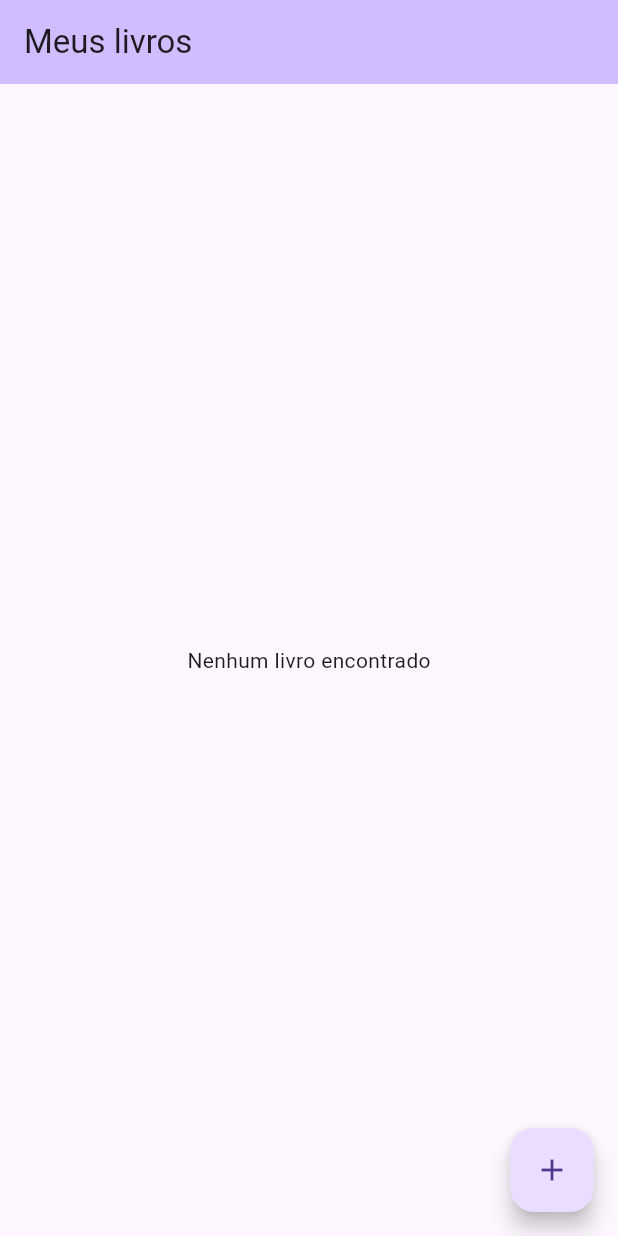
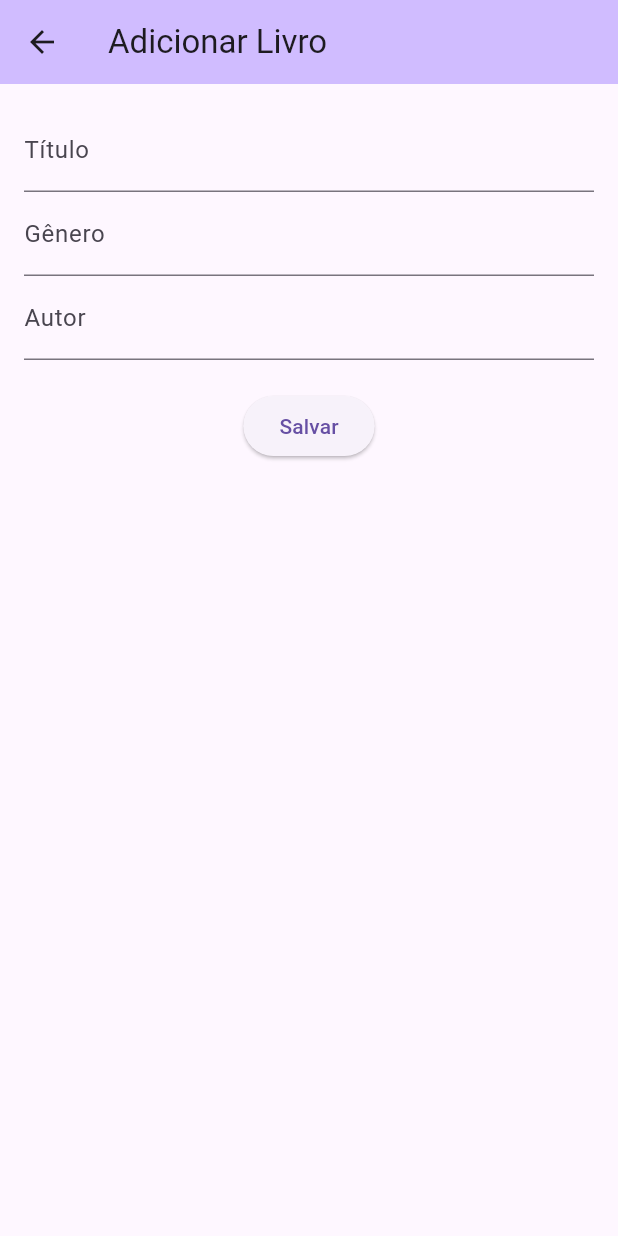
Before and after one commit to Lilianperim/ListBooks, a Flutter app: the screen it shows after launch, after a tap on the "add" icon, on a phone screen of 412 x 824 dp. Run offline on Flutter 3.47's test engine with Material 3 defaults, Android fonts, the phone set to English and light mode, and no system bars; our stand-ins replace sqflite; accounts and stored records are empty.

Commit message:
Tela de detalhes e formulário

```diff
--- a/lib/screens/books_list.dart
+++ b/lib/screens/books_list.dart
@@ -1,7 +1,7 @@
 import 'package:flutter/material.dart';
 import 'package:list_books/util/db_helper.dart';
-
 import '../models/book.dart';
+import 'form_details.dart';
 
 class BooksList extends StatefulWidget {
   @override
@@ -17,6 +17,10 @@ class BookListState extends State<BooksList> {
     return result.map((book) => Book.fromMap(book)).toList();
   }
 
+  Future<void> _refreshBooks() async {
+    setState(() {});
+  }
+
   @override
   Widget build(BuildContext context) {
     return Scaffold(
@@ -30,8 +34,7 @@ class BookListState extends State<BooksList> {
           if (snapshot.connectionState == ConnectionState.waiting) {
             return const Center(child: CircularProgressIndicator());
           } else if (snapshot.hasError) {
-            return Center(
-                child: Text('Erro ao carregar os livros: ${snapshot.error}'));
+            return Center(child: Text('Erro ao carregar os livros: ${snapshot.error}'));
           } else if (!snapshot.hasData || snapshot.data!.isEmpty) {
             return const Center(child: Text('Nenhum livro encontrado'));
           } else {
@@ -46,7 +49,20 @@ class BookListState extends State<BooksList> {
         },
       ),
       floatingActionButton: FloatingActionButton(
-        onPressed: () async {},
+        onPressed: () async {
+          bool? result = await Navigator.push(
+            context,
+            MaterialPageRoute(
+              builder: (context) => const BookFormOrDetailsScreen(
+                isDetails: false,
+                book: null,
+              ),
+            ),
+          );
+          if (result == true) {
+            _refreshBooks();
+          }
+        },
         tooltip: "Adicionar novo livro",
         child: const Icon(Icons.add),
       ),
@@ -79,7 +95,20 @@ class BookListState extends State<BooksList> {
           ],
         ),
         subtitle: Text(book.genre),
-        onTap: () async {},
+        onTap: () async {
+          bool? result = await Navigator.push(
+            context,
+            MaterialPageRoute(
+              builder: (context) => BookFormOrDetailsScreen(
+                isDetails: true,
+                book: book,
+              ),
+            ),
+          );
+          if (result == true) {
+            _refreshBooks();
+          }
+        },
       ),
     );
   }
--- /dev/null
+++ b/lib/screens/form_details.dart
@@ -0,0 +1,204 @@
+import 'package:flutter/material.dart';
+import '../models/book.dart';
+import '../util/db_helper.dart';
+
+class BookFormOrDetailsScreen extends StatefulWidget {
+  final bool isDetails;
+  final Book? book;
+
+  const BookFormOrDetailsScreen({
+    super.key,
+    required this.isDetails,
+    this.book,
+  });
+
+  @override
+  _BookFormOrDetailsScreenState createState() =>
+      _BookFormOrDetailsScreenState();
+}
+
+class _BookFormOrDetailsScreenState extends State<BookFormOrDetailsScreen> {
+  final _formKey = GlobalKey<FormState>();
+  final TextEditingController _titleController = TextEditingController();
+  final TextEditingController _genreController = TextEditingController();
+  final TextEditingController _authorController = TextEditingController();
+
+  @override
+  void initState() {
+    super.initState();
+    if (widget.isDetails && widget.book != null) {
+      _populateFields();
+    }
+  }
+
+  void _populateFields() {
+    _titleController.text = widget.book!.title;
+    _genreController.text = widget.book!.genre;
+    _authorController.text = widget.book!.author;
+  }
+
+  @override
+  void dispose() {
+    _titleController.dispose();
+    _genreController.dispose();
+    _authorController.dispose();
+    super.dispose();
+  }
+
+  @override
+  Widget build(BuildContext context) {
+    return Scaffold(
+      appBar: _buildAppBar(context),
+      body: SingleChildScrollView(
+        padding: const EdgeInsets.all(16.0),
+        child: Form(
+          key: _formKey,
+          autovalidateMode: AutovalidateMode.disabled,
+          child: Column(
+            children: [
+              _buildTextFormField(
+                controller: _titleController,
+                label: 'Título',
+                enabled: !widget.isDetails,
+                validator: (value) => _validateField(value, 'Título'),
+              ),
+              _buildTextFormField(
+                controller: _genreController,
+                label: 'Gênero',
+                enabled: !widget.isDetails,
+                validator: (value) => _validateField(value, 'Gênero'),
+              ),
+              _buildTextFormField(
+                controller: _authorController,
+                label: 'Autor',
+                enabled: !widget.isDetails,
+                validator: (value) => _validateField(value, 'Autor'),
+              ),
+              const SizedBox(height: 20),
+              if (!widget.isDetails) _buildSaveButton(context),
+            ],
+          ),
+        ),
+      ),
+    );
+  }
+
+  AppBar _buildAppBar(BuildContext context) {
+    return AppBar(
+      backgroundColor: Theme.of(context).colorScheme.inversePrimary,
+      title:
+          Text(widget.isDetails ? 'Detalhes' : 'Adicionar Livro'),
+      actions: widget.isDetails
+          ? [
+              IconButton(
+                icon: const Icon(Icons.delete),
+                onPressed: _showDeleteConfirmationDialog,
+              ),
+            ]
+          : null,
+    );
+  }
+
+  TextFormField _buildTextFormField({
+    required TextEditingController controller,
+    required String label,
+    required bool enabled,
+    required String? Function(String?) validator,
+  }) {
+    return TextFormField(
+      controller: controller,
+      decoration: InputDecoration(labelText: label),
+      enabled: enabled,
+      validator: validator,
+    );
+  }
+
+  String? _validateField(String? value, String fieldName) {
+    if (value == null || value.isEmpty) {
+      return 'Preencha o $fieldName';
+    }
+    return null;
+  }
+
+  ElevatedButton _buildSaveButton(BuildContext context) {
+    return ElevatedButton(
+      onPressed: () {
+        FocusScope.of(context).unfocus();
+        _validateAndSave();
+      },
+      child: const Text('Salvar'),
+    );
+  }
+
+  void _validateAndSave() {
+    if (_formKey.currentState!.validate()) {
+      _saveBook();
+    } else {
+      _showSnackBar('Por favor, corrija os erros antes de salvar.');
+    }
+  }
+
+  void _showSnackBar(String message) {
+    ScaffoldMessenger.of(context).showSnackBar(
+      SnackBar(content: Text(message)),
+    );
+  }
+
+  Future<void> _showDeleteConfirmationDialog() async {
+    final confirmed = await showDialog<bool>(
+      context: context,
+      builder: (BuildContext context) {
+        return AlertDialog(
+          title: const Text("Confirmação de Exclusão"),
+          content: const Text("Tem certeza que deseja excluir este livro?"),
+          actions: <Widget>[
+            TextButton(
+              child: const Text("Cancelar"),
+              onPressed: () => Navigator.of(context).pop(false),
+            ),
+            TextButton(
+              child: const Text("Confirmar"),
+              onPressed: () => Navigator.of(context).pop(true),
+            ),
+          ],
+        );
+      },
+    );
+
+    if (confirmed == true) {
+      _deleteBook();
+    }
+  }
+
+  void _deleteBook() async {
+    if (widget.book != null) {
+      DBHelper helper = DBHelper();
+      int result = await helper.deleteBook(widget.book!.id!);
+
+      if (result > 0) {
+        Navigator.pop(context, true);
+        _showSnackBar('Livro excluído com sucesso!');
+      } else {
+        _showSnackBar('Erro ao excluir o livro.');
+      }
+    }
+  }
+
+  void _saveBook() async {
+    Book newBook = Book(
+      title: _titleController.text,
+      genre: _genreController.text,
+      author: _authorController.text,
+    );
+
+    DBHelper helper = DBHelper();
+    int result = await helper.insertBook(newBook);
+
+    if (result > 0) {
+      Navigator.pop(context, true);
+      _showSnackBar('Livro salvo com sucesso!');
+    } else {
+      _showSnackBar('Erro ao salvar o livro.');
+    }
+  }
+}
```
